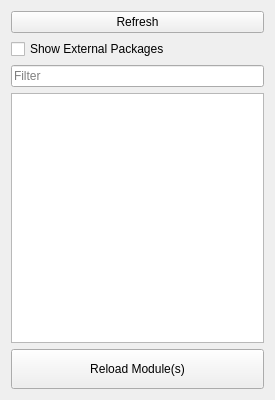
Qt form python/agnostic/ui/module_reloader.ui (meepzh/cgtools) before a commit.
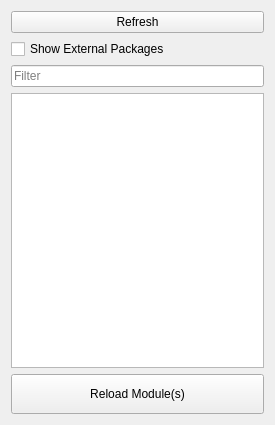
The same form after that commit.

Commit message: Increase module reloader widget height

```diff
--- a/python/agnostic/ui/module_reloader.ui
+++ b/python/agnostic/ui/module_reloader.ui
@@ -7,7 +7,7 @@
     <x>0</x>
     <y>0</y>
     <width>275</width>
-    <height>400</height>
+    <height>425</height>
    </rect>
   </property>
   <property name="windowTitle">
```
